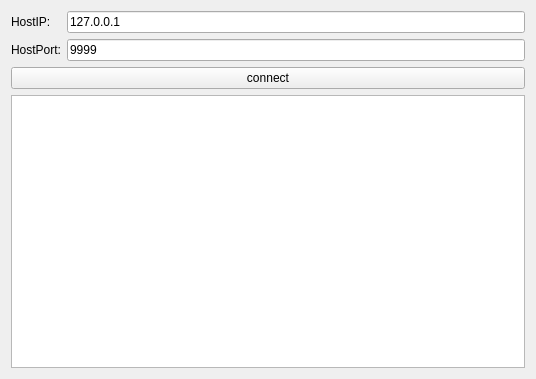
This is ElegantDISClient/interface.ui in ZYunfeii/ElegantDIS as Qt 5 draws it before an edit. The edited form follows.
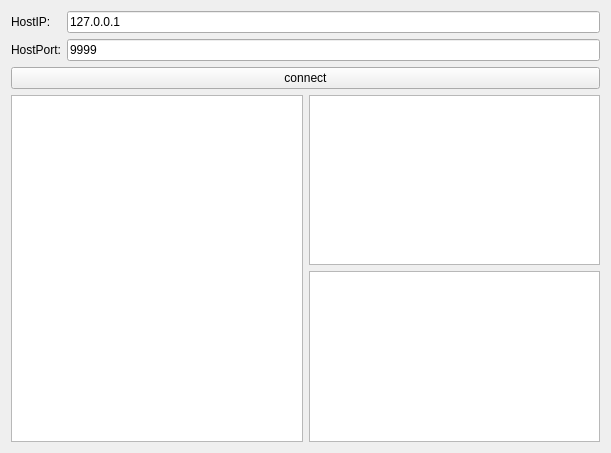
This is the edited form.

Diff of the .ui file:
```diff
--- a/ElegantDISClient/interface.ui
+++ b/ElegantDISClient/interface.ui
@@ -6,8 +6,8 @@
    <rect>
     <x>0</x>
     <y>0</y>
-    <width>536</width>
-    <height>379</height>
+    <width>611</width>
+    <height>453</height>
    </rect>
   </property>
   <property name="windowTitle">
@@ -58,7 +58,21 @@
     </layout>
    </item>
    <item row="1" column="0">
-    <widget class="QTextBrowser" name="info_browser"/>
+    <layout class="QHBoxLayout" name="horizontalLayout">
+     <item>
+      <widget class="QTextBrowser" name="info_browser"/>
+     </item>
+     <item>
+      <layout class="QVBoxLayout" name="verticalLayout_2">
+       <item>
+        <widget class="QTextBrowser" name="topic_pub_data_browser"/>
+       </item>
+       <item>
+        <widget class="QTextBrowser" name="topic_sub_data_browser"/>
+       </item>
+      </layout>
+     </item>
+    </layout>
    </item>
   </layout>
  </widget>
```
